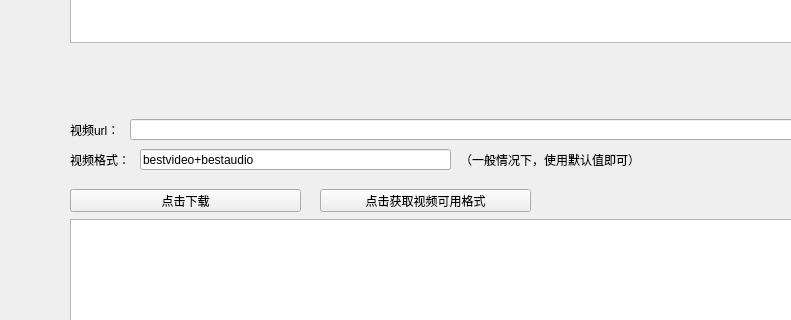
This is src/ui/download_mainwindow.ui in inkmac/Downloader as Qt 5 draws it before an edit; both pictures show x 0 to 791 and y 241 to 561 of the 968 by 799 pixel window. The edited form follows.
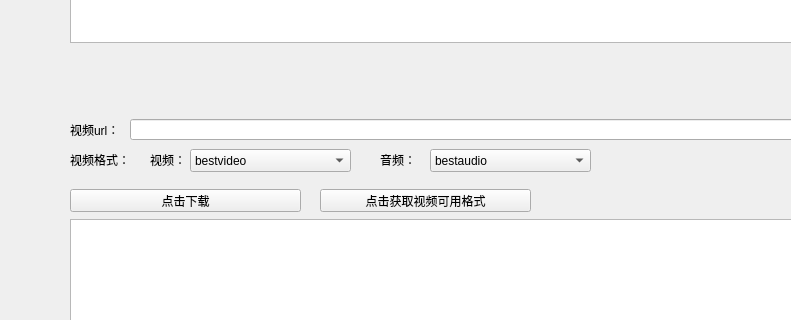
This is the edited form.

Commit message: feat(ui): add video/audio format combobox for available format selection

Patch:
```diff
--- a/src/ui/download_mainwindow.ui
+++ b/src/ui/download_mainwindow.ui
@@ -161,32 +161,6 @@
      <string>视频格式：</string>
     </property>
    </widget>
-   <widget class="QLineEdit" name="video_format_lineedit">
-    <property name="geometry">
-     <rect>
-      <x>140</x>
-      <y>390</y>
-      <width>311</width>
-      <height>21</height>
-     </rect>
-    </property>
-    <property name="text">
-     <string>bestvideo+bestaudio</string>
-    </property>
-   </widget>
-   <widget class="QLabel" name="label_6">
-    <property name="geometry">
-     <rect>
-      <x>460</x>
-      <y>390</y>
-      <width>251</width>
-      <height>21</height>
-     </rect>
-    </property>
-    <property name="text">
-     <string>（一般情况下，使用默认值即可）</string>
-    </property>
-   </widget>
    <widget class="QLabel" name="label_3">
     <property name="geometry">
      <rect>
@@ -223,6 +197,72 @@
      <string>点击获取视频可用格式</string>
     </property>
    </widget>
+   <widget class="QLabel" name="label_6">
+    <property name="geometry">
+     <rect>
+      <x>150</x>
+      <y>390</y>
+      <width>61</width>
+      <height>21</height>
+     </rect>
+    </property>
+    <property name="text">
+     <string>视频：</string>
+    </property>
+   </widget>
+   <widget class="QComboBox" name="video_format_id_combobox">
+    <property name="geometry">
+     <rect>
+      <x>190</x>
+      <y>390</y>
+      <width>161</width>
+      <height>23</height>
+     </rect>
+    </property>
+    <item>
+     <property name="text">
+      <string>bestvideo</string>
+     </property>
+    </item>
+    <item>
+     <property name="text">
+      <string>None</string>
+     </property>
+    </item>
+   </widget>
+   <widget class="QLabel" name="label_7">
+    <property name="geometry">
+     <rect>
+      <x>380</x>
+      <y>390</y>
+      <width>41</width>
+      <height>21</height>
+     </rect>
+    </property>
+    <property name="text">
+     <string>音频：</string>
+    </property>
+   </widget>
+   <widget class="QComboBox" name="audio_format_id_combobox">
+    <property name="geometry">
+     <rect>
+      <x>430</x>
+      <y>390</y>
+      <width>161</width>
+      <height>23</height>
+     </rect>
+    </property>
+    <item>
+     <property name="text">
+      <string>bestaudio</string>
+     </property>
+    </item>
+    <item>
+     <property name="text">
+      <string>None</string>
+     </property>
+    </item>
+   </widget>
   </widget>
   <widget class="QStatusBar" name="statusbar"/>
  </widget>
```
The commit also changes 4 other files.
